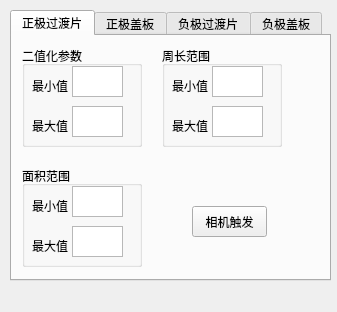
Before: the Qt Designer form qt/visionPara.ui in Martin1025432/pythonAll, drawn with Qt 5.
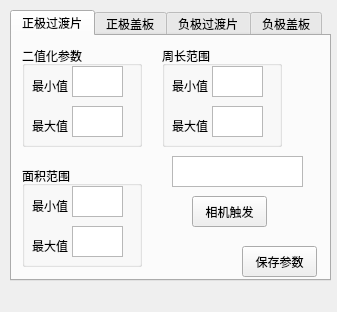
After: the same form once the commit is applied. The open tabs and pages were chosen to show the change.

```diff
--- a/qt/visionPara.ui
+++ b/qt/visionPara.ui
@@ -211,7 +211,7 @@
       <property name="geometry">
        <rect>
         <x>180</x>
-        <y>170</y>
+        <y>160</y>
         <width>75</width>
         <height>31</height>
        </rect>
@@ -220,6 +220,29 @@
        <string>相机触发</string>
       </property>
      </widget>
+     <widget class="QPushButton" name="bSaveData">
+      <property name="geometry">
+       <rect>
+        <x>230</x>
+        <y>210</y>
+        <width>75</width>
+        <height>31</height>
+       </rect>
+      </property>
+      <property name="text">
+       <string>保存参数</string>
+      </property>
+     </widget>
+     <widget class="QTextEdit" name="pSheetInfo">
+      <property name="geometry">
+       <rect>
+        <x>160</x>
+        <y>120</y>
+        <width>131</width>
+        <height>31</height>
+       </rect>
+      </property>
+     </widget>
     </widget>
     <widget class="QWidget" name="tab_2">
      <attribute name="title">
```
Left out of the diff: 104 changed lines with no effect on the pictures.
